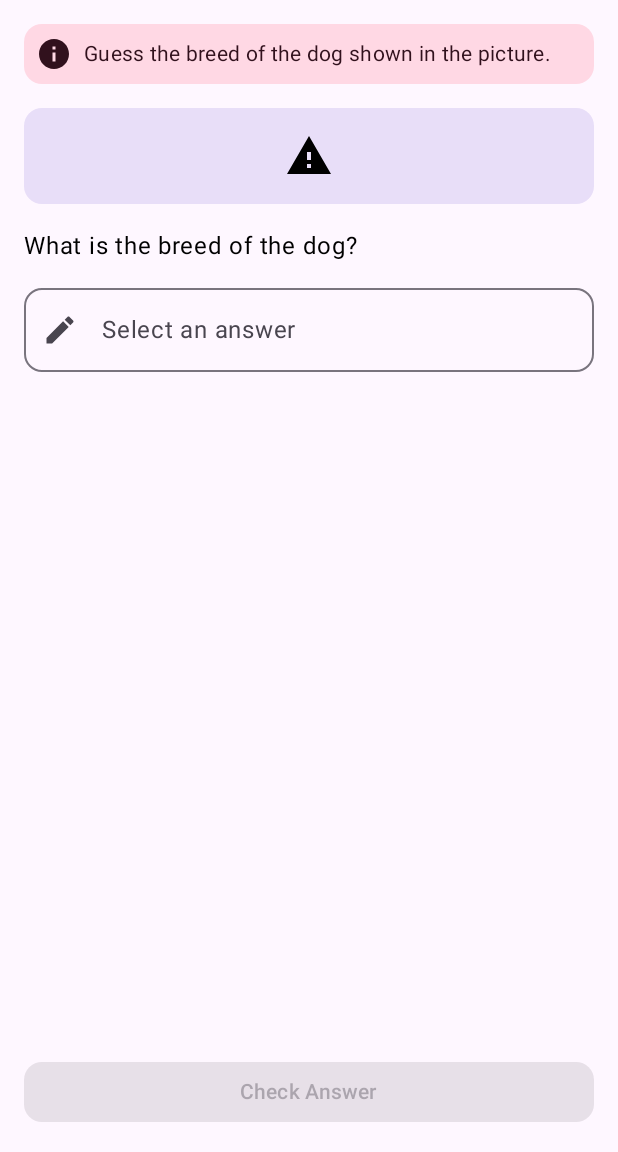
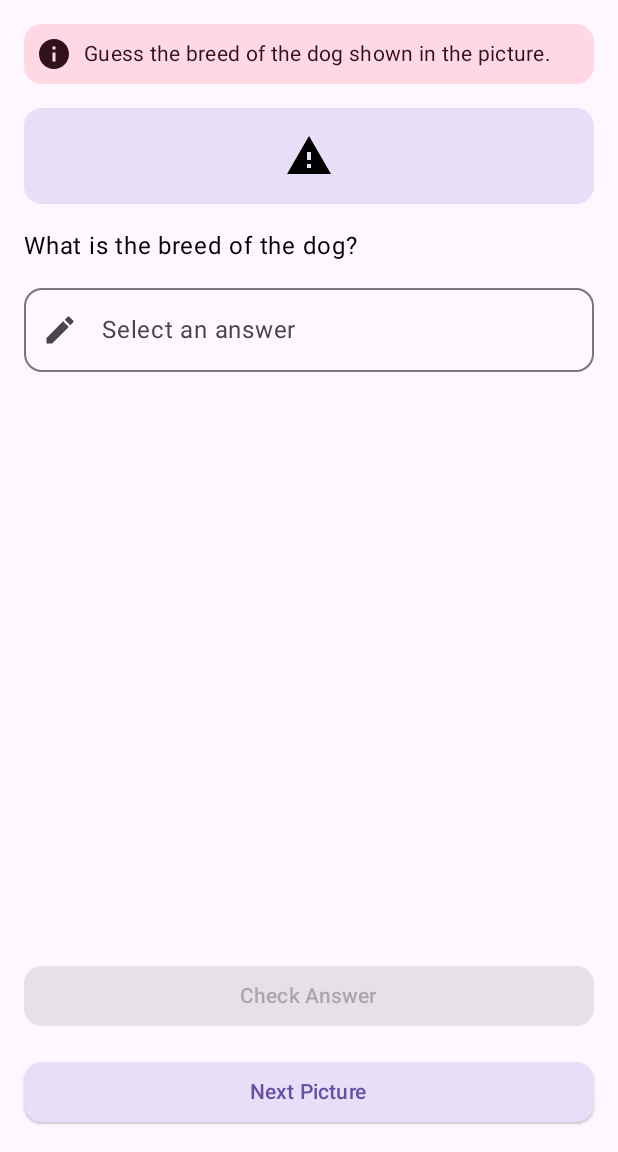
Before and after one commit to LeeKingHung/Dog-Breeds-Challenge, an Android app built with Jetpack Compose: the @Preview function PreviewImageLoadingError, on a phone screen of 412 x 824 dp, the part 84-1236 px from its top. Run offline under Robolectric (Android 15) with nearby library versions, the phone set to English and light mode, and no system bars; our stand-ins replace Dagger/Hilt's generated code; libraries missing offline, so code that uses them is left out: androidx.hilt.lifecycle; pictures from the network do not load.

Commit message:
Implement answer checking and UI to load next picture

```diff
--- a/app/src/main/java/com/example/dogbreedschallenge/ui/AppActivity.kt
+++ b/app/src/main/java/com/example/dogbreedschallenge/ui/AppActivity.kt
@@ -61,6 +61,7 @@ import coil3.compose.SubcomposeAsyncImage
 import com.example.dogbreedschallenge.R
 import com.example.dogbreedschallenge.ui.theme.AppTheme
 import com.example.dogbreedschallenge.ui.theme.dimensions
+import com.example.dogbreedschallenge.utils.capitalize
 import dagger.hilt.android.AndroidEntryPoint
 import kotlinx.coroutines.launch
 
@@ -84,7 +85,9 @@ class AppActivity : AppCompatActivity() {
 					uiState,
 					onRetryLoadingList = { viewModel.loadAllBreeds() },
 					onAnswerChanged = { viewModel.updateAnswer(it) },
-					onCheckAnswer = { viewModel.checkAnswer() })
+					onCheckAnswer = { viewModel.checkAnswer() },
+					onNext = { viewModel.loadNextBreed() }
+				)
 			}
 
 		}
@@ -94,7 +97,11 @@ class AppActivity : AppCompatActivity() {
 }
 
 @Composable
-private fun Root(uiState: UiState, onRetryLoadingList: () -> Unit, onAnswerChanged: (String) -> Unit, onCheckAnswer: () -> Unit) {
+private fun Root(uiState: UiState,
+                 onRetryLoadingList: () -> Unit,
+                 onAnswerChanged: (String) -> Unit,
+                 onCheckAnswer: () -> Unit,
+                 onNext: () -> Unit) {
 
 	Column(
 		modifier = Modifier.fillMaxSize()
@@ -115,9 +122,9 @@ private fun Root(uiState: UiState, onRetryLoadingList: () -> Unit, onAnswerChang
 
 			is LoadingState.Success -> Content(
 				uiState = uiState,
-				inputs = uiState.inputsState.data,
 				onAnswerChanged = onAnswerChanged,
-				onCheckAnswer = onCheckAnswer
+				onCheckAnswer = onCheckAnswer,
+				onNext = onNext
 			)
 
 			is LoadingState.Error -> ErrorMessage(onRetry = onRetryLoadingList)
@@ -194,9 +201,9 @@ private fun ColumnScope.ErrorMessage(onRetry: () -> Unit) {
 
 @Composable
 private fun ColumnScope.Content(uiState: UiState,
-                                inputs: List<String>,
                                 onAnswerChanged: (String) -> Unit,
-                                onCheckAnswer: () -> Unit) {
+                                onCheckAnswer: () -> Unit,
+                                onNext: () -> Unit) {
 
 	// Instruction
 	Instruction()
@@ -208,7 +215,7 @@ private fun ColumnScope.Content(uiState: UiState,
 	Text(stringResource(R.string.question))
 
 	// Answer
-	Input(value = uiState.userAnswer, list = inputs, onValueChange = onAnswerChanged)
+	Input(uiState = uiState, onValueChange = onAnswerChanged)
 
 	// Empty Space
 	Spacer(modifier = Modifier.weight(1f))
@@ -218,10 +225,20 @@ private fun ColumnScope.Content(uiState: UiState,
 		onClick = onCheckAnswer,
 		modifier = Modifier.fillMaxWidth(),
 		shape = MaterialTheme.shapes.medium,
-		colors = ButtonDefaults.elevatedButtonColors(containerColor = MaterialTheme.colorScheme.secondaryContainer),
+		colors = ButtonDefaults.elevatedButtonColors(containerColor = MaterialTheme.colorScheme.primaryContainer),
 		enabled = uiState.userAnswer.isNotEmpty()
 	) {
 		Text(stringResource(R.string.check_answer))
+	}
+
+	// Next Button
+	ElevatedButton(
+		onClick = onNext,
+		modifier = Modifier.fillMaxWidth(),
+		shape = MaterialTheme.shapes.medium,
+		colors = ButtonDefaults.elevatedButtonColors(containerColor = MaterialTheme.colorScheme.secondaryContainer)
+	) {
+		Text(stringResource(R.string.next_picture))
 	}
 
 }
@@ -318,19 +335,19 @@ private fun Instruction() {
 }
 
 @Composable
-private fun Input(list: List<String>, value: String, onValueChange: (String) -> Unit) {
+private fun Input(uiState: UiState, onValueChange: (String) -> Unit) {
 
 	var isShowingBottomSheet by remember { mutableStateOf(false) }
+	val isAnswerCorrect = uiState.isAnswerCorrect
 
 	// Bottom Sheet
 	if (isShowingBottomSheet) {
-
+		val list = (uiState.inputsState as LoadingState.Success<List<String>>).data
 		AnswerSelectionBottomSheet(
 			list = list,
 			onSelected = { onValueChange(it) },
 			onDismissRequest = { isShowingBottomSheet = false }
 		)
-
 	}
 
 	// Text Field
@@ -344,15 +361,34 @@ private fun Input(list: List<String>, value: String, onValueChange: (String) ->
 		}
 
 	}
-	val placeholder = @Composable { Text(stringResource(R.string.placeholder_input)) }
+
+	val placeholder = @Composable {
+		Text(stringResource(R.string.placeholder_input))
+	}
+
+	val supportingText = if (isAnswerCorrect == null) {
+
+		null
+
+	} else {
+
+		@Composable {
+			val resource = if (isAnswerCorrect) R.string.correct_response else R.string.incorrect_response
+			Text(stringResource(resource))
+		}
+
+	}
+
 	OutlinedTextField(
-		value = value,
+		value = uiState.userAnswer,
 		onValueChange = onValueChange,
 		modifier = Modifier.fillMaxWidth(),
 		readOnly = true,
 		shape = MaterialTheme.shapes.medium,
 		placeholder = placeholder,
-		leadingIcon = leadingIcon
+		leadingIcon = leadingIcon,
+		supportingText = supportingText,
+		isError = isAnswerCorrect == false
 	)
 
 }
@@ -365,7 +401,8 @@ private fun AnswerSelectionBottomSheet(list: List<String>,
 
 	val scope = rememberCoroutineScope()
 	var searchText by remember { mutableStateOf("") }
-	val filteredList = list.filter { it.contains(searchText, ignoreCase = false) }
+	val formattedList = list.map { it.capitalize() }
+	val filteredList = formattedList.filter { it.contains(searchText, ignoreCase = false) }
 
 	ModalBottomSheet(onDismissRequest = onDismissRequest, sheetState = sheetState) {
 
@@ -435,7 +472,8 @@ private fun PreviewDefault() = AppTheme {
 		uiState = UiState(inputsState = LoadingState.Success(listOf("Affenpinscher", "African", "Airedale"))),
 		onRetryLoadingList = {},
 		onAnswerChanged = {},
-		onCheckAnswer = {})
+		onCheckAnswer = {},
+		onNext = {})
 }
 
 @Preview(showBackground = true)
@@ -445,7 +483,8 @@ private fun PreviewError() = AppTheme {
 		uiState = UiState(inputsState = LoadingState.Error),
 		onRetryLoadingList = {},
 		onAnswerChanged = {},
-		onCheckAnswer = {})
+		onCheckAnswer = {},
+		onNext = {})
 }
 
 @Preview(showBackground = true)
@@ -455,7 +494,8 @@ private fun PreviewInitialLoading() = AppTheme {
 		uiState = UiState(inputsState = LoadingState.Loading),
 		onRetryLoadingList = {},
 		onAnswerChanged = {},
-		onCheckAnswer = {})
+		onCheckAnswer = {},
+		onNext = {})
 }
 
 @Preview(showBackground = true)
@@ -465,7 +505,8 @@ private fun PreviewImageLoadingError() = AppTheme {
 		uiState = UiState(imageUrlState = LoadingState.Error, inputsState = LoadingState.Success(emptyList())),
 		onRetryLoadingList = {},
 		onAnswerChanged = {},
-		onCheckAnswer = {})
+		onCheckAnswer = {},
+		onNext = {})
 }
 
 @Preview
@@ -473,7 +514,7 @@ private fun PreviewImageLoadingError() = AppTheme {
 private fun PreviewAnswerSelectionBottomSheet() = AppTheme {
 
 	AnswerSelectionBottomSheet(
-		list = listOf("Affenpinscher", "African", "Airedale"),
+		list = listOf("affenpinscher", "african", "airedale"),
 		sheetState = SheetState(skipPartiallyExpanded = true, density = LocalDensity.current, initialValue = SheetValue.Expanded),
 		onSelected = {},
 		onDismissRequest = {}
--- a/app/src/main/java/com/example/dogbreedschallenge/ui/UiState.kt
+++ b/app/src/main/java/com/example/dogbreedschallenge/ui/UiState.kt
@@ -1,5 +1,8 @@
 package com.example.dogbreedschallenge.ui
 
+/**
+ * @param isAnswerCorrect if null -> no checking yet
+ */
 data class UiState(
 	val inputsState: LoadingState<List<String>> = LoadingState.None,
 	val imageUrlState: LoadingState<String> = LoadingState.None,
--- /dev/null
+++ b/app/src/main/java/com/example/dogbreedschallenge/utils/Strings.kt
@@ -0,0 +1,3 @@
+package com.example.dogbreedschallenge.utils
+
+fun String.capitalize() = replaceFirstChar { it.uppercase() }
```
Also changed, not shown: app/src/main/java/com/example/dogbreedschallenge/ui/AppViewModel.kt (+10 -3 lines), app/src/main/res/values/strings.xml (+2 -6 lines).
